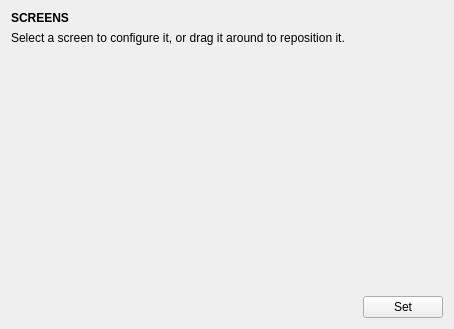
vicr123/theshell, file statuscenter/DisplayPane/displaypositionwidget.ui: the form before one commit.
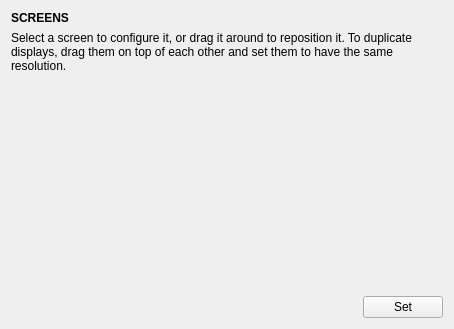
The form after the commit. Icons and pictures are not drawn.

Patch:
```diff
--- a/statuscenter/DisplayPane/displaypositionwidget.ui
+++ b/statuscenter/DisplayPane/displaypositionwidget.ui
@@ -30,7 +30,7 @@
    <item>
     <widget class="QLabel" name="label_2">
      <property name="text">
-      <string>Select a screen to configure it, or drag it around to reposition it.</string>
+      <string>Select a screen to configure it, or drag it around to reposition it. To duplicate displays, drag them on top of each other and set them to have the same resolution.</string>
      </property>
      <property name="wordWrap">
       <bool>true</bool>
@@ -51,7 +51,7 @@
         <x>0</x>
         <y>0</y>
         <width>436</width>
-        <height>232</height>
+        <height>202</height>
        </rect>
       </property>
      </widget>
```
Left out of the diff: 2 changed lines with no effect on the pictures.
